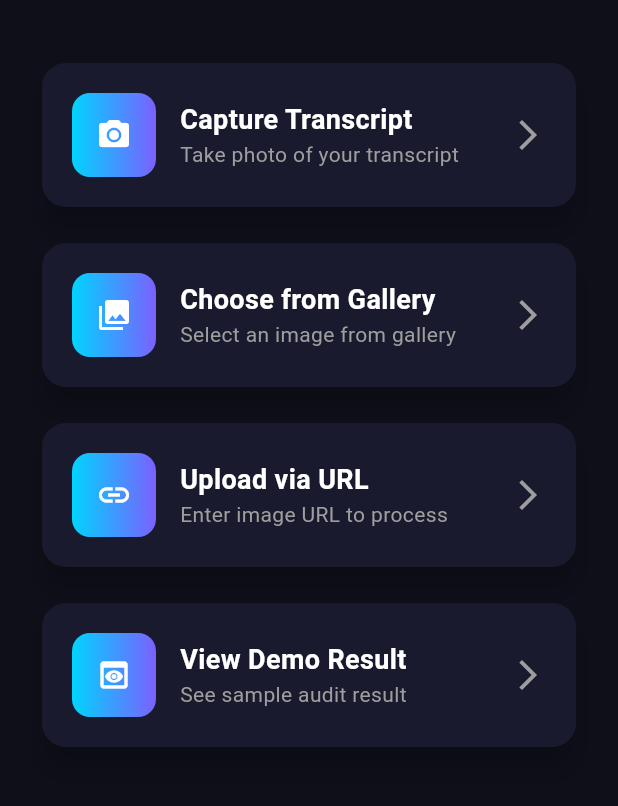
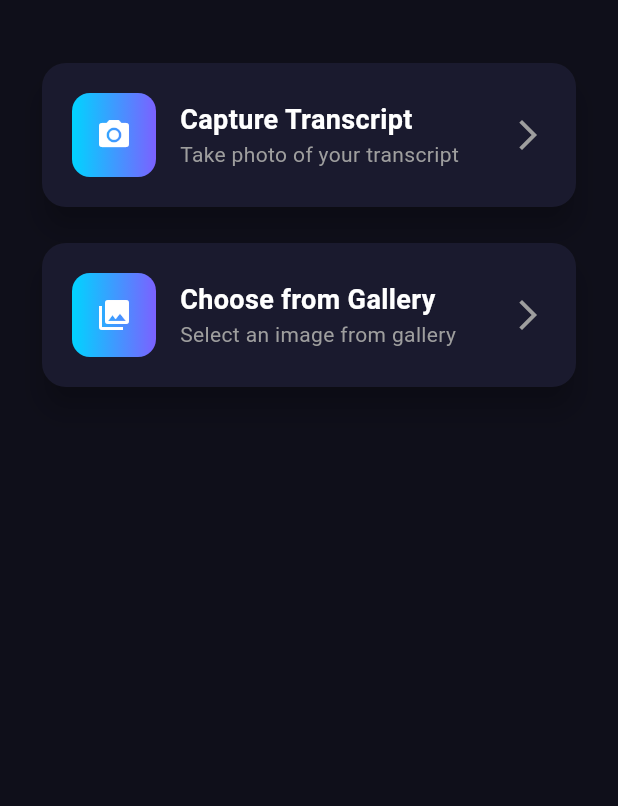
Before and after one commit to lowercaseee/nsu-audit-app, a Flutter app: the HomeScreen screen opened by its route, on a phone screen of 412 x 824 dp, the part 63-869 px from its top. Run offline on Flutter 3.47's test engine with Material 3 defaults, Android fonts, the phone set to English and light mode, and no system bars; our stand-ins replace image_picker.

Commit message:
Remove URL and demo options, keep camera/gallery only

```diff
--- a/flutter_app/lib/main.dart
+++ b/flutter_app/lib/main.dart
@@ -321,7 +321,6 @@ class HomeScreen extends StatefulWidget {
 class _HomeScreenState extends State<HomeScreen> {
   bool _loading = false;
   String _status = '';
-  final _urlController = TextEditingController();
 
   Future<void> _takePhoto() async {
     try {
@@ -351,37 +350,6 @@ class _HomeScreenState extends State<HomeScreen> {
     }
   }
 
-  Future<void> _uploadFromUrl() async {
-    final url = _urlController.text.trim();
-    if (url.isEmpty) {
-      setState(() { _status = 'Please enter an image URL'; });
-      return;
-    }
-    setState(() { _loading = true; _status = 'Fetching image...'; });
-    try {
-      final response = await http.get(Uri.parse(url));
-      if (response.statusCode == 200) {
-        final base64 = base64Encode(response.bodyBytes);
-        _process(base64);
-      } else {
-        setState(() { _status = 'Failed to fetch image'; _loading = false; });
-      }
-    } catch (e) {
-      setState(() { _status = 'Error: ${e.toString()}'; _loading = false; });
-    }
-  }
-
-  Future<void> _loadDemo() async {
-    setState(() { _loading = true; _status = 'Loading demo...'; });
-    try {
-      final result = await ApiService.processTranscript();
-      if (mounted) Navigator.pushNamed(context, '/result', arguments: result);
-    } catch (e) {
-      setState(() { _status = 'Error: ${e.toString()}'; });
-    }
-    setState(() { _loading = false; });
-  }
-
   Future<void> _process(String base64) async {
     setState(() { _loading = true; _status = 'Processing...'; });
     try {
@@ -391,12 +359,6 @@ class _HomeScreenState extends State<HomeScreen> {
       setState(() { _status = 'Error: ${e.toString()}'; });
     }
     setState(() { _loading = false; });
-  }
-
-  @override
-  void dispose() {
-    _urlController.dispose();
-    super.dispose();
   }
 
   @override
@@ -418,10 +380,6 @@ class _HomeScreenState extends State<HomeScreen> {
                 _buildFeatureCard(Icons.camera_alt, 'Capture Transcript', 'Take photo of your transcript', _takePhoto),
                 const SizedBox(height: 16),
                 _buildFeatureCard(Icons.photo_library, 'Choose from Gallery', 'Select an image from gallery', _pickImage),
-                const SizedBox(height: 16),
-                _buildFeatureCard(Icons.link, 'Upload via URL', 'Enter image URL to process', _uploadFromUrl),
-                const SizedBox(height: 16),
-                _buildFeatureCard(Icons.preview, 'View Demo Result', 'See sample audit result', _loadDemo),
               ],
             ),
           ),
```
